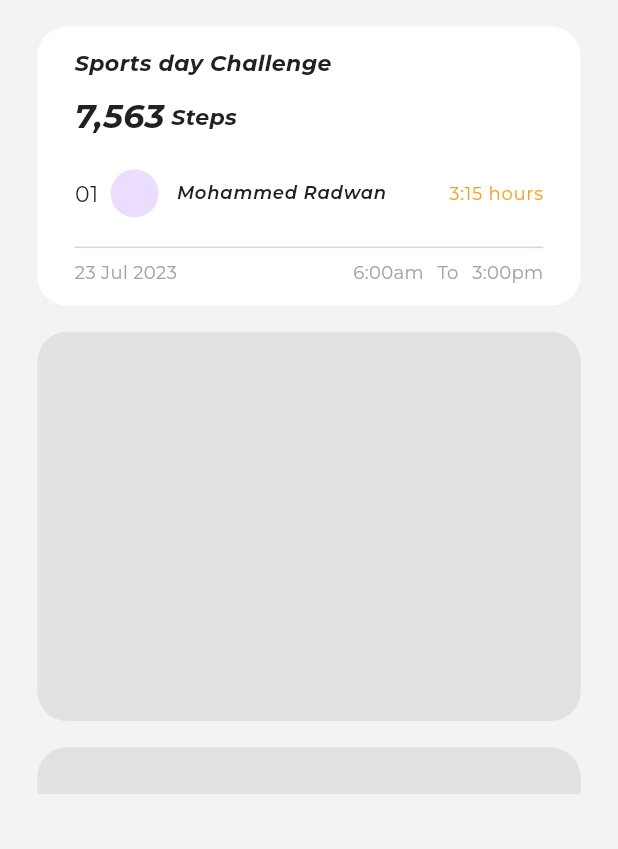
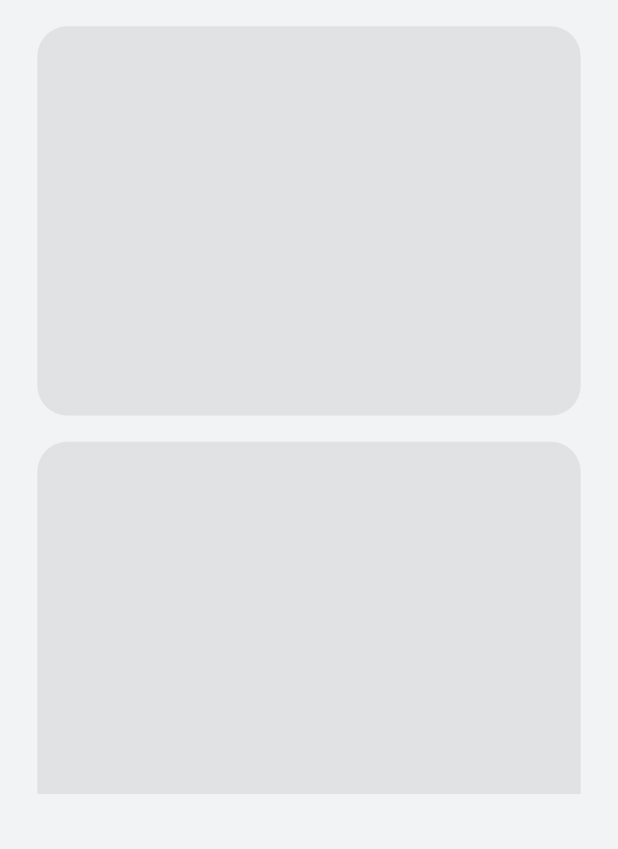
Before and after one commit to Ahmed20Salah/Challenges-flutter, a Flutter app: the HomeScreen screen opened directly, on a phone screen of 412 x 824 dp, the part 387-1236 px from its top. Run offline on Flutter 3.47's test engine with Material 3 defaults, Android fonts, the phone set to English and light mode, and no system bars; drawn by our look-alikes of shimmer; our stand-ins replace cached_network_image, dartz, dio, dot_navigation_bar, dotted_border, dropdown_button2 and 17 more; missing offline and left inert: avatar_stack, cross_connectivity, curl_logger_dio_interceptor, firebase_ui_auth, geolocator_platform_interface, omni_datetime_picker; accounts and stored records are empty; project files that could hold a hidden picture were left out.

Commit message:
update last challenges

```diff
--- a/lib/module/home/view/home_screen.dart
+++ b/lib/module/home/view/home_screen.dart
@@ -135,123 +135,7 @@ class HomeScreen extends StatelessWidget {
                       color: ColorManager.goodMorning,
                       fontSize: FontSize.s16.sp),
                 ),
-                Container(
-                  margin: EdgeInsets.only(top: 19.h),
-                  decoration: ShapeDecoration(
-                    color: Colors.white,
-                    shape: RoundedRectangleBorder(
-                      borderRadius: BorderRadius.circular(20),
-                    ),
-                  ),
-                  padding:
-                      EdgeInsets.symmetric(horizontal: 25.w, vertical: 15.h),
-                  child: Column(
-                    crossAxisAlignment: CrossAxisAlignment.start,
-                    children: [
-                      Text(
-                        'Sports day Challenge',
-                        style: getBoldItalicStyle(
-                            color: ColorManager.blackText,
-                            fontSize: FontSize.s16.sp),
-                      ),
-                      SizedBox(
-                        height: AppSize.s10.h,
-                      ),
-                      Row(
-                        children: [
-                          Text(
-                            '7,563',
-                            style: getBoldItalicStyle(
-                                color: ColorManager.blackText,
-                                fontSize: FontSize.s24.sp),
-                          ),
-                          Text(
-                            ' Steps',
-                            style: getBoldItalicStyle(
-                                color: ColorManager.blackText,
-                                fontSize: FontSize.s16.sp),
-                          ),
-                        ],
-                      ),
-                      SizedBox(
-                        height: AppSize.s8.h,
-                      ),
-                      ListTile(
-                        leading: Text(
-                          '01',
-                          style: getRegularStyle(
-                              color: ColorManager.blackText,
-                              fontSize: FontSize.s16.sp),
-                        ),
-                        horizontalTitleGap: 0,
-                        contentPadding: EdgeInsets.zero,
-                        title: Row(
-                          children: [
-                            const CircleAvatar(
-                              radius: 16,
-                            ),
-                            SizedBox(
-                              width: AppSize.s12.w,
-                            ),
-                            Text(
-                              'Mohammed Radwan',
-                              style: getSemiBoldItalicStyle(
-                                  color: ColorManager.blackText),
-                            )
-                          ],
-                        ),
-                        trailing: Text(
-                          '3:15 hours',
-                          style:
-                              getRegularStyle(color: const Color(0xffF99F1B)),
-                        ),
-                      ),
-                      const Divider(
-                        color: Color(0xffD1D7E4),
-                      ),
-                      Row(
-                        children: [
-                          Text(
-                            '23 Jul 2023',
-                            style: getRegularStyle(
-                              color: ColorManager.greyText,
-                              fontSize: 12,
-                            ),
-                          ),
-                          const Spacer(),
-                          Text(
-                            '6:00am',
-                            textAlign: TextAlign.center,
-                            style: getRegularStyle(
-                              color: ColorManager.greyText,
-                              fontSize: 12,
-                            ),
-                          ),
-                          SizedBox(
-                            width: 9.w,
-                          ),
-                          Text(
-                            'To',
-                            style: getRegularStyle(
-                              color: ColorManager.greyText,
-                              fontSize: 12,
-                            ),
-                          ),
-                          SizedBox(
-                            width: 9.w,
-                          ),
-                          Text(
-                            '3:00pm',
-                            style: getRegularStyle(
-                              color: ColorManager.greyText,
-                              fontSize: 12,
-                            ),
-                          )
-                        ],
-                      )
-                    ],
-                  ),
-                ),
+
                 GetBuilder<HomeController>(builder: (logic) {
                   switch (logic.rxRequestStatus.value) {
                     case RequestStatus.LOADING:
--- a/lib/module/nav_bar/presentation/pages/nav_bar_screen.dart
+++ b/lib/module/nav_bar/presentation/pages/nav_bar_screen.dart
@@ -36,7 +36,6 @@ class _NavBarScreenState extends State<NavBarScreen> {
           return Scaffold(
             key: _scaffoldKey,
             backgroundColor: ColorManager.background,
-
             appBar: AppBar(
               backgroundColor: ColorManager.white,
               title: Text(
```
Also changed, not shown: lib/module/home/controller/home_controller.dart (+130 -91 lines).
